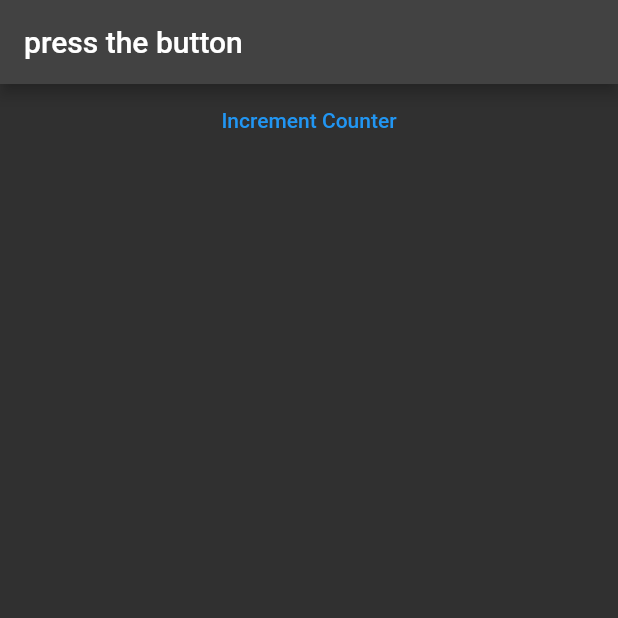
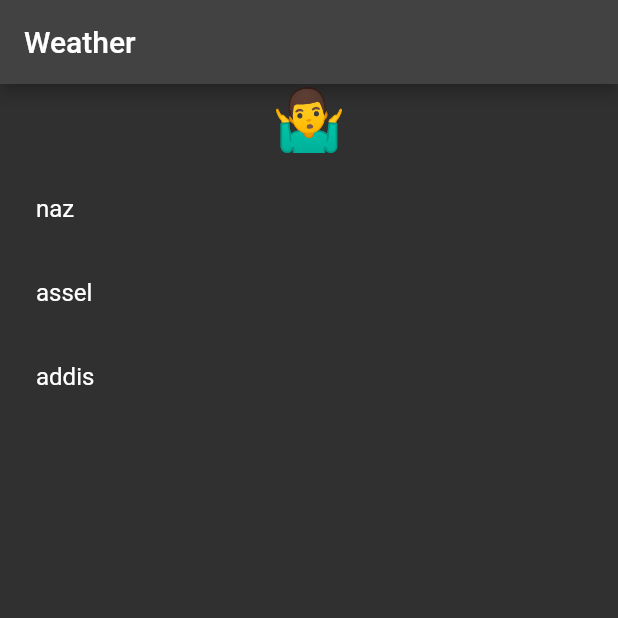
Before and after one commit to rasjonny/riverpod_example1, a Flutter app: the screen it shows after launch, on a phone screen of 412 x 824 dp, the top half of it. Run offline on Flutter 3.47's test engine with Material 2 defaults, Android fonts, the phone set to English and light mode, and no system bars; our stand-ins replace hooks_riverpod.

Commit message:
Third_commit

```diff
--- a/lib/main.dart
+++ b/lib/main.dart
@@ -14,53 +14,75 @@ void main() {
   );
 }
 
-extension OptionalInfixAddition<T extends num> on T? {
-  T? operator +(T? other) {
-    final shadow = this;
-    if (shadow != null) {
-      return shadow + (other ?? 0) as T;
-    }
-    return null;
-  }
+enum City {
+  naz,
+  assel,
+  addis,
 }
 
-class Counter extends StateNotifier<int?> {
-  Counter() : super(null);
-  void increment() {
-    state = state == null ? 1 : state + 1;
-  }
+typedef WeatherEmoji = String;
 
-  int? get value => state;
+Future<WeatherEmoji> getWeather(City city) {
+  return Future.delayed(const Duration(seconds: 1), () {
+    return {
+          City.addis: '🌧',
+          City.naz: '☀',
+          City.assel: '💨',
+        }[city] ??
+        'unknown';
+  });
 }
 
-final counterValue = StateNotifierProvider<Counter, int?>(
-  (ref) => Counter(),
-);
+final currentCityProvider = StateProvider<City?>((ref) => null);
+final weatherProvider = FutureProvider<WeatherEmoji>((ref) {
+  final city = ref.watch(currentCityProvider);
+  if (city != null) {
+    return getWeather(city);
+  }
+  return '🤷‍♂️';
+});
 
 class HomePage extends ConsumerWidget {
   const HomePage({super.key});
 
   @override
   Widget build(BuildContext context, ref) {
+    final cityWeather = ref.watch(weatherProvider);
     return Scaffold(
-      appBar: AppBar(
-        title: Consumer(
-          builder: (context, ref, child) {
-            final count = ref.watch(counterValue);
-            final value = count == null ? 'press the button' : count.toString();
-            return Text(value);
-          },
+      appBar: AppBar(title: const Text('Weather')),
+      body: Column(crossAxisAlignment: CrossAxisAlignment.center, children: [
+        cityWeather.when(
+          data: (data) => Text(
+            data,
+            style: const TextStyle(fontSize: 40),
+          ),
+          error: (_, __) => const Text('ERRoR'),
+          loading: () => const Padding(
+            padding: EdgeInsets.all(8.0),
+            child: CircularProgressIndicator(),
+          ),
         ),
-      ),
-      body: Column(
-        crossAxisAlignment: CrossAxisAlignment.stretch,
-        children: [
-          TextButton(
-            onPressed: ref.read(counterValue.notifier).increment,
-            child: const Text('Increment Counter'),
+        Expanded(
+          child: Padding(
+            padding: const EdgeInsets.all(8.0),
+            child: ListView.builder(
+              itemCount: City.values.length,
+              itemBuilder: (context, index) {
+                final city = City.values[index];
+                final isSelected = city == ref.watch(currentCityProvider);
+                return ListTile(
+                    title: Text(
+                      city.name,
+                    ),
+                    trailing: isSelected ? const Icon(Icons.check) : null,
+                    onTap: () {
+                      ref.read(currentCityProvider.notifier).state = city;
+                    });
+              },
+            ),
           ),
-        ],
-      ),
+        ),
+      ]),
     );
   }
 }
```
